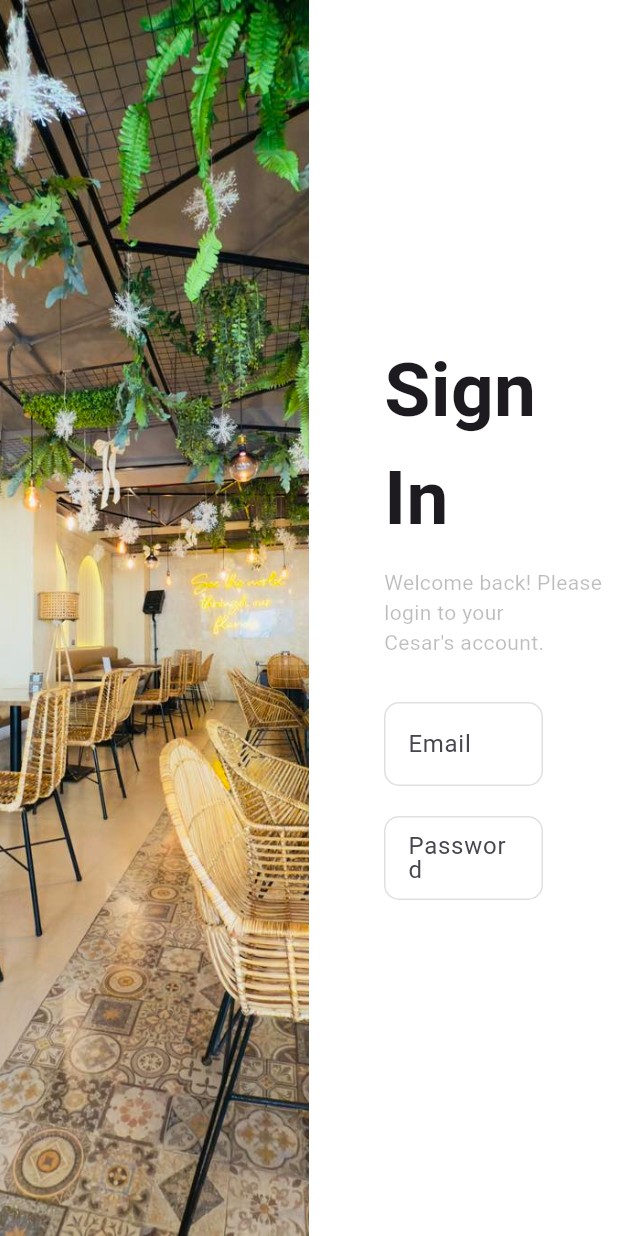
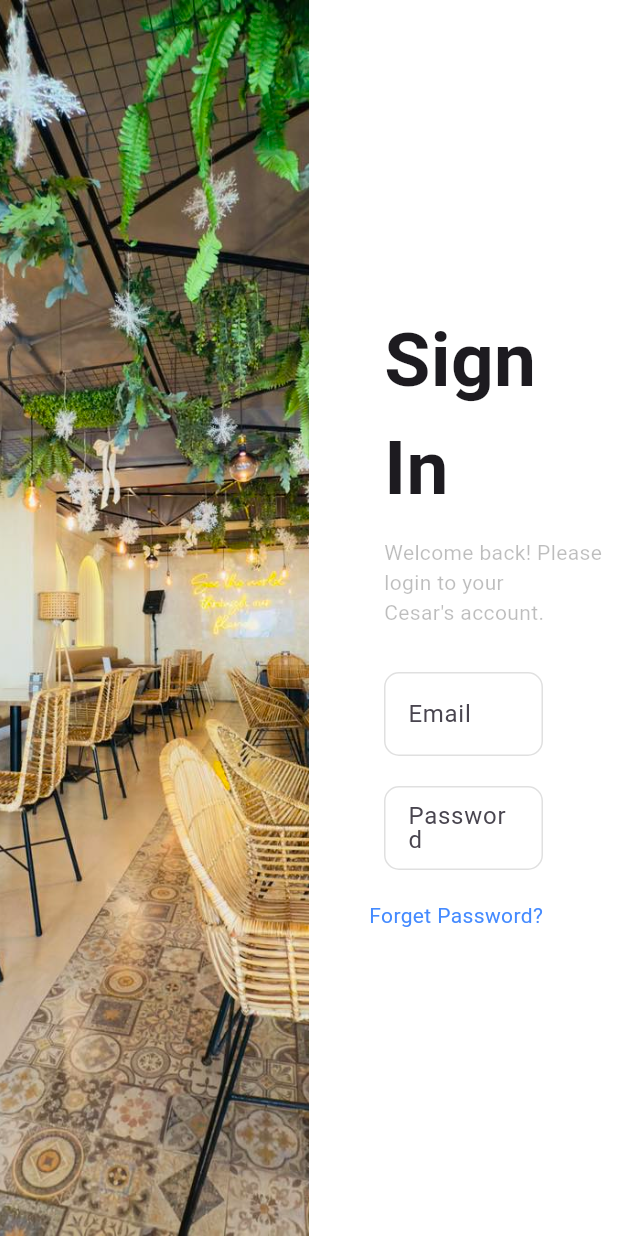
Before and after one commit to Quanby-OJT/Mobile-POS, a Flutter app: the screen it shows after launch, on a phone screen of 412 x 824 dp. Run offline on Flutter 3.47's test engine with Material 3 defaults, Android fonts, the phone set to English and light mode, and no system bars.

Commit message:
Add button for forget password

```diff
--- a/lib/views/login_page.dart
+++ b/lib/views/login_page.dart
@@ -117,6 +117,20 @@ class _LoginPageState extends State<LoginPage> {
                         ),
                       ),
                     ),
+                    Padding(
+                      padding: EdgeInsets.only(right: 50, top:20),
+                      child: Align(
+                        alignment: Alignment.centerRight,
+                        child: GestureDetector(
+                          child: Text(
+                            'Forget Password?',
+                            style: TextStyle(
+                              color: Colors.blueAccent
+                            ),
+                          ),
+                        ),
+                      ),
+                    ),
                   ],
                 )
               ),
```
